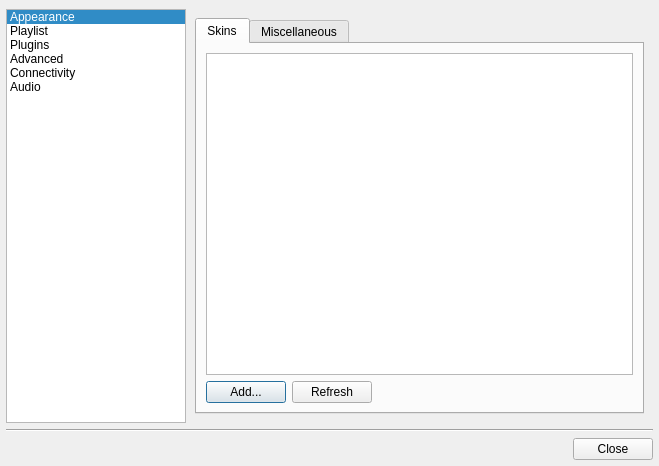
Qt form src/ui/forms/configdialog.ui (ksv1986/qmmp-staging) before a commit.
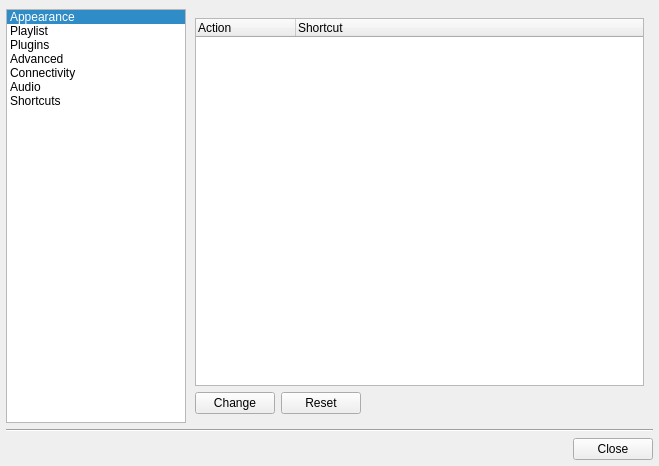
The same form after that commit. The open tabs and pages were chosen to show the change. Icons and pictures are not drawn.

Commit message: changed playlist api, prepare for shortcut editor implementation, fixed direcory scan order (Closes issue 207)

Patch:
```diff
--- a/src/ui/forms/configdialog.ui
+++ b/src/ui/forms/configdialog.ui
@@ -147,6 +147,11 @@
           <normaloff>:/replaygain.png</normaloff>:/replaygain.png</iconset>
         </property>
        </item>
+       <item>
+        <property name="text">
+         <string>Shortcuts</string>
+        </property>
+       </item>
       </widget>
      </item>
      <item>
@@ -1231,6 +1236,57 @@
          </item>
         </layout>
        </widget>
+       <widget class="QWidget" name="shortcuts">
+        <layout class="QGridLayout" name="gridLayout_9">
+         <item row="0" column="0" colspan="3">
+          <widget class="QTreeWidget" name="shortcutTreeWidget">
+           <property name="alternatingRowColors">
+            <bool>true</bool>
+           </property>
+           <property name="animated">
+            <bool>true</bool>
+           </property>
+           <column>
+            <property name="text">
+             <string>Action</string>
+            </property>
+           </column>
+           <column>
+            <property name="text">
+             <string>Shortcut</string>
+            </property>
+           </column>
+          </widget>
+         </item>
+         <item row="1" column="0">
+          <widget class="QPushButton" name="changeShortcutButton">
+           <property name="text">
+            <string>Change</string>
+           </property>
+          </widget>
+         </item>
+         <item row="1" column="1">
+          <widget class="QPushButton" name="resetShortcutButton">
+           <property name="text">
+            <string>Reset</string>
+           </property>
+          </widget>
+         </item>
+         <item row="1" column="2">
+          <spacer name="horizontalSpacer_7">
+           <property name="orientation">
+            <enum>Qt::Horizontal</enum>
+           </property>
+           <property name="sizeHint" stdset="0">
+            <size>
+             <width>40</width>
+             <height>20</height>
+            </size>
+           </property>
+          </spacer>
+         </item>
+        </layout>
+       </widget>
       </widget>
      </item>
     </layout>
```
The commit also changes 35 other files.
